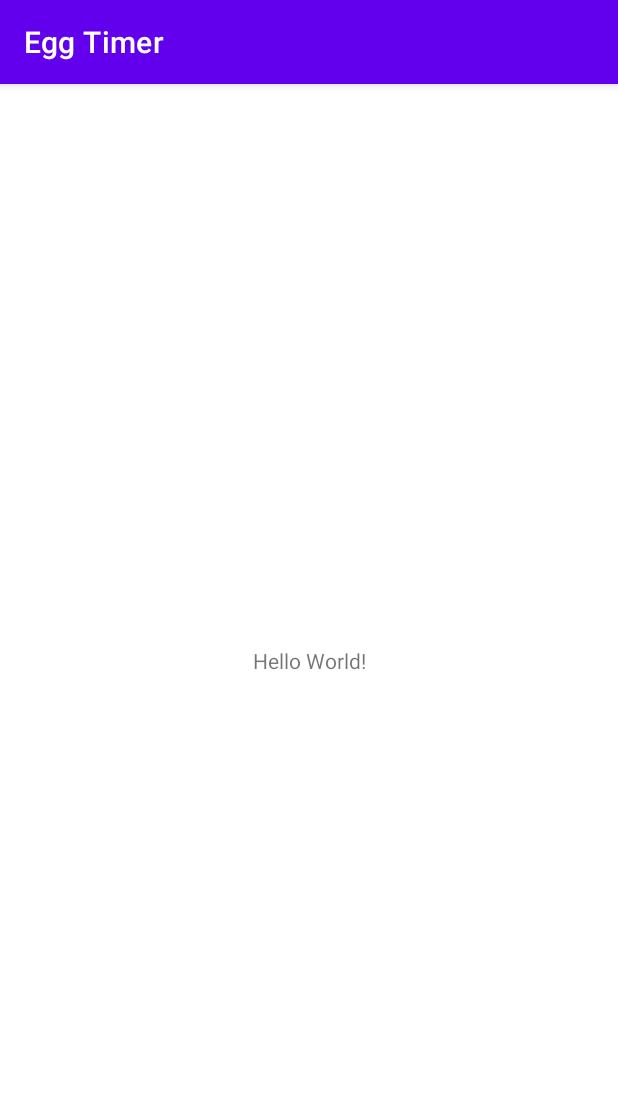
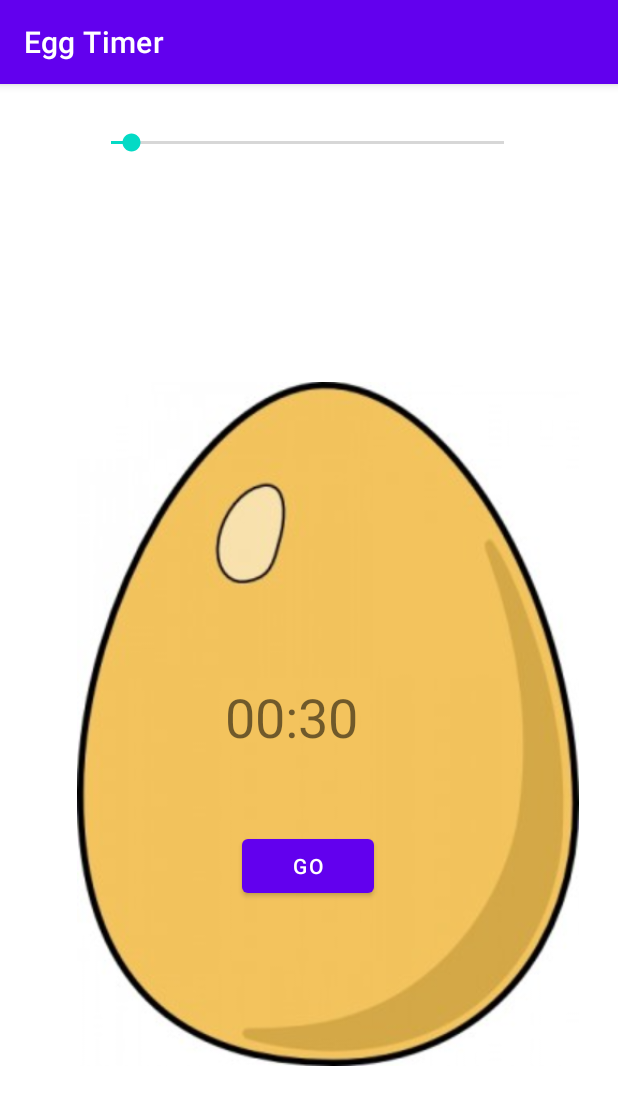
Before and after one commit to princenyamadi/Egg-Timer, an Android app: the screen it shows after launch (MainActivity), on a phone screen of 412 x 824 dp. Shown: the top 1105 px of the screen. Run offline under Robolectric (Android 15) with nearby library versions, the phone set to English and light mode, and no system bars.

Commit message:
Added ui and functionality

```diff
--- a/app/src/main/res/layout/activity_main.xml
+++ b/app/src/main/res/layout/activity_main.xml
@@ -6,13 +6,63 @@
     android:layout_height="match_parent"
     tools:context=".MainActivity">
 
+    <ImageView
+        android:id="@+id/eggImageView"
+        android:layout_width="0dp"
+        android:layout_height="0dp"
+        android:layout_marginStart="51dp"
+        android:layout_marginLeft="51dp"
+        android:layout_marginTop="96dp"
+        android:layout_marginEnd="26dp"
+        android:layout_marginRight="26dp"
+        android:layout_marginBottom="64dp"
+        app:layout_constraintBottom_toBottomOf="parent"
+        app:layout_constraintEnd_toEndOf="parent"
+        app:layout_constraintHorizontal_bias="1.0"
+        app:layout_constraintStart_toStartOf="parent"
+        app:layout_constraintTop_toBottomOf="@+id/timerSeekBar"
+        app:layout_constraintVertical_bias="0.0"
+        app:srcCompat="@drawable/egg" />
+
+    <SeekBar
+        android:id="@+id/timerSeekBar"
+        android:layout_width="294dp"
+        android:layout_height="28dp"
+        android:layout_marginStart="58dp"
+        android:layout_marginLeft="58dp"
+        android:layout_marginTop="25dp"
+        android:layout_marginEnd="59dp"
+        android:layout_marginRight="59dp"
+        app:layout_constraintEnd_toEndOf="parent"
+        app:layout_constraintHorizontal_bias="0.0"
+        app:layout_constraintStart_toStartOf="parent"
+        app:layout_constraintTop_toTopOf="parent" />
+
     <TextView
+        android:id="@+id/countdownTextView"
+        android:layout_width="111dp"
+        android:layout_height="56dp"
+        android:text="00:30"
+        android:textSize="36sp"
+        app:layout_constraintBottom_toBottomOf="@+id/eggImageView"
+        app:layout_constraintEnd_toEndOf="@+id/eggImageView"
+        app:layout_constraintHorizontal_bias="0.443"
+        app:layout_constraintStart_toStartOf="@+id/eggImageView"
+        app:layout_constraintTop_toTopOf="@+id/eggImageView"
+        app:layout_constraintVertical_bias="0.497" />
+
+    <Button
+        android:id="@+id/goButton"
         android:layout_width="wrap_content"
         android:layout_height="wrap_content"
-        android:text="Hello World!"
-        app:layout_constraintBottom_toBottomOf="parent"
-        app:layout_constraintLeft_toLeftOf="parent"
-        app:layout_constraintRight_toRightOf="parent"
-        app:layout_constraintTop_toTopOf="parent" />
+        android:layout_marginTop="32dp"
+        android:onClick="buttonClicked"
+        android:text="Go"
+        app:layout_constraintBottom_toBottomOf="@+id/eggImageView"
+        app:layout_constraintEnd_toEndOf="@+id/eggImageView"
+        app:layout_constraintHorizontal_bias="0.447"
+        app:layout_constraintStart_toStartOf="@+id/eggImageView"
+        app:layout_constraintTop_toBottomOf="@+id/countdownTextView"
+        app:layout_constraintVertical_bias="0.072" />
 
 </androidx.constraintlayout.widget.ConstraintLayout>
```
Also changed, not shown: app/src/main/java/tech/peny/eggtimer/MainActivity.java (+91 -2 lines), app/src/main/res/drawable-v24/egg.jpg (added), 2 other files.
